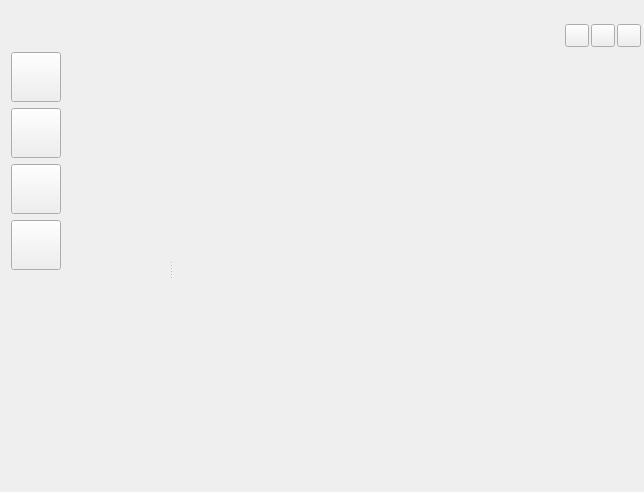
First picture: the form in ui/home_view.ui, repository zkovari/plotlyst, before the edit.
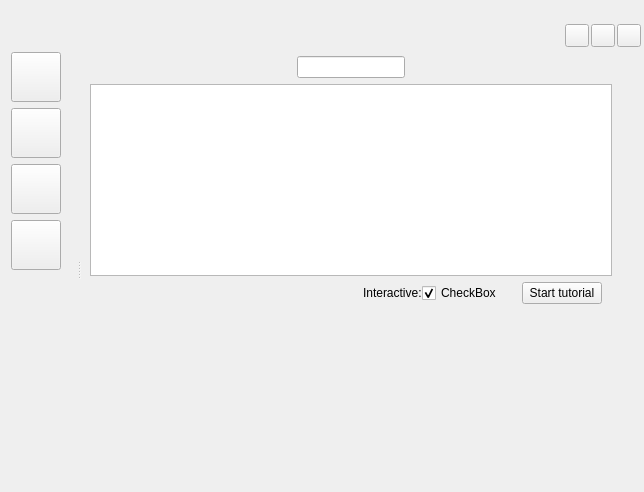
Second picture: the form after the edit. The open tabs and pages were chosen to show the change. Custom widgets are drawn as their Qt base class.

```diff
--- a/ui/home_view.ui
+++ b/ui/home_view.ui
@@ -914,7 +914,114 @@
             <widget class="QWidget" name="pageTutorialsEmpty">
              <layout class="QVBoxLayout" name="verticalLayout_11"/>
             </widget>
-            <widget class="QWidget" name="pageTutorialDisplay"/>
+            <widget class="QWidget" name="pageTutorialDisplay">
+             <property name="relaxed-white-bg" stdset="0">
+              <bool>true</bool>
+             </property>
+             <layout class="QVBoxLayout" name="verticalLayout_14">
+              <item alignment="Qt::AlignHCenter">
+               <widget class="QLineEdit" name="lineTutorialTitle">
+                <property name="readOnly">
+                 <bool>true</bool>
+                </property>
+                <property name="transparent" stdset="0">
+                 <bool>true</bool>
+                </property>
+               </widget>
+              </item>
+              <item>
+               <widget class="QTextBrowser" name="textTutorial"/>
+              </item>
+              <item>
+               <layout class="QHBoxLayout" name="horizontalLayout_11">
+                <property name="spacing">
+                 <number>0</number>
+                </property>
+                <property name="rightMargin">
+                 <number>10</number>
+                </property>
+                <item>
+                 <spacer name="horizontalSpacer_8">
+                  <property name="orientation">
+                   <enum>Qt::Horizontal</enum>
+                  </property>
+                  <property name="sizeHint" stdset="0">
+                   <size>
+                    <width>40</width>
+                    <height>20</height>
+                   </size>
+                  </property>
+                 </spacer>
+                </item>
+                <item>
+                 <widget class="QLabel" name="label_2">
+                  <property name="text">
+                   <string>Interactive:</string>
+                  </property>
+                 </widget>
+                </item>
+                <item>
+                 <widget class="Toggle" name="toggleInteractiveTutorial">
+                  <property name="cursor">
+                   <cursorShape>PointingHandCursor</cursorShape>
+                  </property>
+                  <property name="text">
+                   <string>CheckBox</string>
+                  </property>
+                  <property name="checked">
+                   <bool>true</bool>
+                  </property>
+                 </widget>
+                </item>
+                <item>
+                 <spacer name="horizontalSpacer_11">
+                  <property name="orientation">
+                   <enum>Qt::Horizontal</enum>
+                  </property>
+                  <property name="sizeType">
+                   <enum>QSizePolicy::Fixed</enum>
+                  </property>
+                  <property name="sizeHint" stdset="0">
+                   <size>
+                    <width>20</width>
+                    <height>20</height>
+                   </size>
+                  </property>
+                 </spacer>
+                </item>
+                <item>
+                 <widget class="QPushButton" name="btnStartTutorial">
+                  <property name="cursor">
+                   <cursorShape>PointingHandCursor</cursorShape>
+                  </property>
+                  <property name="text">
+                   <string>Start tutorial</string>
+                  </property>
+                  <property name="base" stdset="0">
+                   <bool>true</bool>
+                  </property>
+                  <property name="positive" stdset="0">
+                   <bool>true</bool>
+                  </property>
+                 </widget>
+                </item>
+               </layout>
+              </item>
+              <item>
+               <spacer name="verticalSpacer_6">
+                <property name="orientation">
+                 <enum>Qt::Vertical</enum>
+                </property>
+                <property name="sizeHint" stdset="0">
+                 <size>
+                  <width>20</width>
+                  <height>40</height>
+                 </size>
+                </property>
+               </spacer>
+              </item>
+             </layout>
+            </widget>
            </widget>
           </widget>
          </item>
@@ -998,6 +1105,13 @@
    </item>
   </layout>
  </widget>
+ <customwidgets>
+  <customwidget>
+   <class>Toggle</class>
+   <extends>QCheckBox</extends>
+   <header>src.main.python.plotlyst.view.widget.input</header>
+  </customwidget>
+ </customwidgets>
  <resources/>
  <connections/>
  <buttongroups>
```
Left out of the diff: 2 changed lines with no effect on the pictures.
